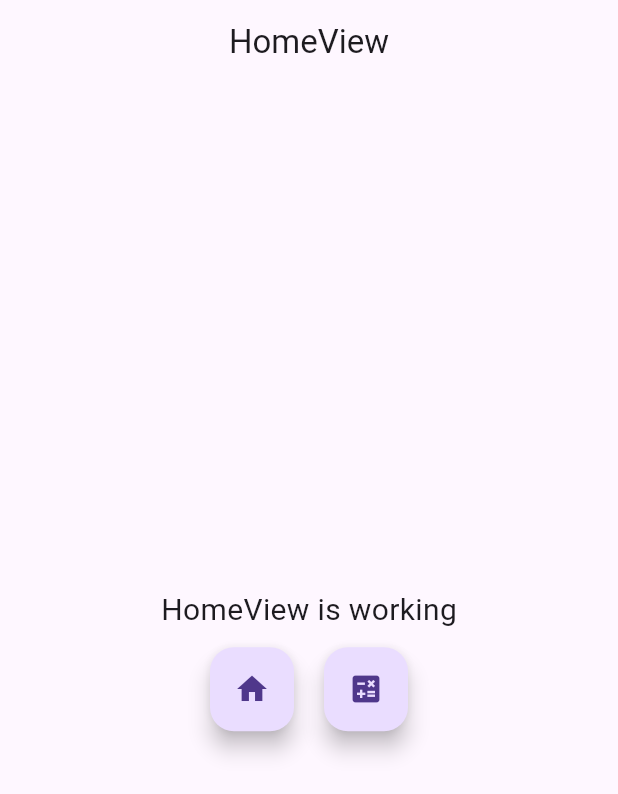
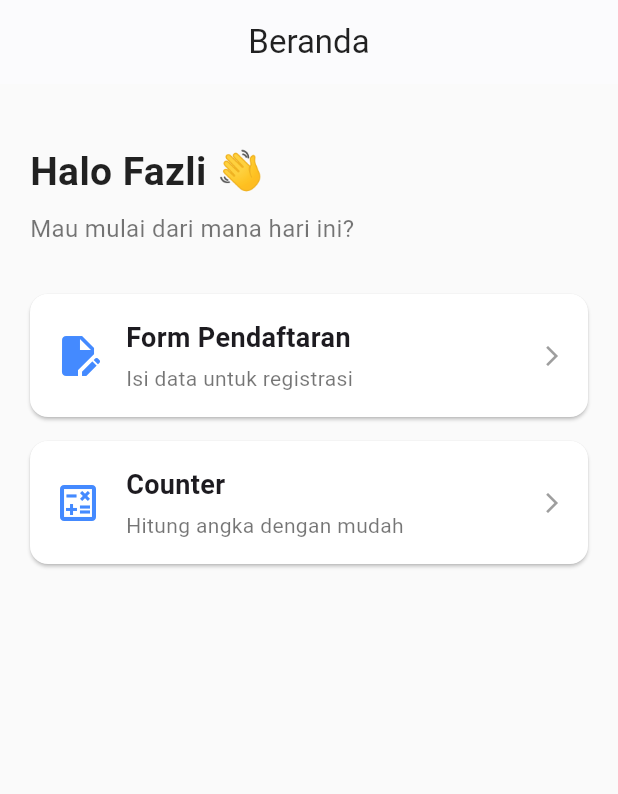
Before and after one commit to Gotofud/learnGetxFlutter, a Flutter app: the screen it shows after launch, on a phone screen of 412 x 824 dp. Shown: the top 794 px of the screen. Run offline on Flutter 3.47's test engine with Material 3 defaults, Android fonts, the phone set to English and light mode, and no system bars; our stand-ins replace get.

Commit message:
Update-1

```diff
--- a/lib/app/modules/home/views/home_view.dart
+++ b/lib/app/modules/home/views/home_view.dart
@@ -1,36 +1,52 @@
 import 'package:flutter/material.dart';
-
 import 'package:get/get.dart';
-
 import '../controllers/home_controller.dart';
 
 class HomeView extends GetView<HomeController> {
   const HomeView({super.key});
+
   @override
   Widget build(BuildContext context) {
     return Scaffold(
-      appBar: AppBar(title: const Text('HomeView'), centerTitle: true),
-      body: Center(
-        child: Column(
-          mainAxisAlignment: MainAxisAlignment.center,
+      backgroundColor: Colors.grey[50],
+      appBar: AppBar(
+        title: const Text('Beranda'),
+        centerTitle: true,
+        backgroundColor: Colors.white,
+        elevation: 0.5,
+        foregroundColor: Colors.black87,
+      ),
+      body: Padding(
+        padding: const EdgeInsets.symmetric(horizontal: 20.0),
+        child: ListView(
           children: [
-            Text('HomeView is working', style: TextStyle(fontSize: 20)),
-            SizedBox(height: 10),
-            Row(
-              mainAxisAlignment: MainAxisAlignment.center,
-              spacing: 20,
-              children: [
-                FloatingActionButton(
-                  heroTag: "Form Pendaftaran",
-                  onPressed: () => Get.toNamed('/form-pendaftaran'),
-                  child: Icon(Icons.home),
-                ),
-                FloatingActionButton(
-                  heroTag: "Counter",
-                  onPressed: () => Get.toNamed('/counter'),
-                  child: Icon(Icons.calculate),
-                ),
-              ],
+            const SizedBox(height: 40),
+            const Text(
+              'Halo Fazli 👋',
+              style: TextStyle(
+                fontSize: 26,
+                fontWeight: FontWeight.bold,
+                color: Colors.black87,
+              ),
+            ),
+            const SizedBox(height: 8),
+            const Text(
+              'Mau mulai dari mana hari ini?',
+              style: TextStyle(fontSize: 16, color: Colors.black54),
+            ),
+            const SizedBox(height: 32),
+            _FeatureCard(
+              icon: Icons.edit_document,
+              title: 'Form Pendaftaran',
+              subtitle: 'Isi data untuk registrasi',
+              onTap: () => Get.toNamed('/form-pendaftaran'),
+            ),
+            const SizedBox(height: 16),
+            _FeatureCard(
+              icon: Icons.calculate_outlined,
+              title: 'Counter',
+              subtitle: 'Hitung angka dengan mudah',
+              onTap: () => Get.toNamed('/counter'),
             ),
           ],
         ),
@@ -38,3 +54,54 @@ class HomeView extends GetView<HomeController> {
     );
   }
 }
+
+class _FeatureCard extends StatelessWidget {
+  final IconData icon;
+  final String title;
+  final String subtitle;
+  final VoidCallback onTap;
+
+  const _FeatureCard({
+    required this.icon,
+    required this.title,
+    required this.subtitle,
+    required this.onTap,
+  });
+
+  @override
+  Widget build(BuildContext context) {
+    return Material(
+      color: Colors.white,
+      borderRadius: BorderRadius.circular(12),
+      elevation: 1,
+      child: InkWell(
+        onTap: onTap,
+        borderRadius: BorderRadius.circular(12),
+        child: Padding(
+          padding: const EdgeInsets.all(16.0),
+          child: Row(
+            children: [
+              Icon(icon, size: 32, color: Colors.blueAccent),
+              const SizedBox(width: 16),
+              Expanded(
+                child: Column(
+                  crossAxisAlignment: CrossAxisAlignment.start,
+                  children: [
+                    Text(title,
+                        style: const TextStyle(
+                            fontSize: 18, fontWeight: FontWeight.w600)),
+                    const SizedBox(height: 4),
+                    Text(subtitle,
+                        style: const TextStyle(
+                            fontSize: 14, color: Colors.black54)),
+                  ],
+                ),
+              ),
+              const Icon(Icons.arrow_forward_ios, size: 16, color: Colors.grey),
+            ],
+          ),
+        ),
+      ),
+    );
+  }
+}
```
Also changed, not shown: lib/app/modules/formPendaftaran/views/form_pendaftaran_view.dart (+78 -50 lines), lib/app/modules/formPendaftaran/views/results_screen_view.dart (+84 -7 lines).
